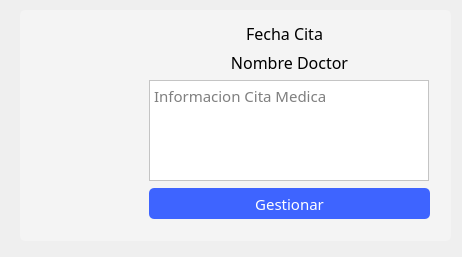
MrDanielG/Hospital-SCRUM, file hospital-Core/Widgets/Paciente/paciente_tarjeta_cita.ui: the form before one commit.
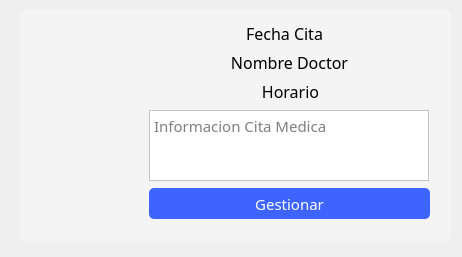
The form after the commit. Icons and pictures are not drawn.

Commit message: Catalogo Citas

```diff
--- a/hospital-Core/Widgets/Paciente/paciente_tarjeta_cita.ui
+++ b/hospital-Core/Widgets/Paciente/paciente_tarjeta_cita.ui
@@ -115,9 +115,9 @@
    <property name="geometry">
     <rect>
      <x>149</x>
-     <y>80</y>
+     <y>110</y>
      <width>280</width>
-     <height>101</height>
+     <height>71</height>
     </rect>
    </property>
    <property name="font">
@@ -135,6 +135,31 @@
     <string>Informacion Cita Medica</string>
    </property>
   </widget>
+  <widget class="QLabel" name="lbl_horario">
+   <property name="geometry">
+    <rect>
+     <x>150</x>
+     <y>80</y>
+     <width>281</width>
+     <height>22</height>
+    </rect>
+   </property>
+   <property name="font">
+    <font>
+     <family>Montserrat Medium</family>
+     <pointsize>12</pointsize>
+    </font>
+   </property>
+   <property name="styleSheet">
+    <string notr="true">background: none;</string>
+   </property>
+   <property name="text">
+    <string>Horario</string>
+   </property>
+   <property name="alignment">
+    <set>Qt::AlignCenter</set>
+   </property>
+  </widget>
   <widget class="QPushButton" name="btn_gestionar">
    <property name="geometry">
     <rect>
```
The commit also changes 6 other files.
